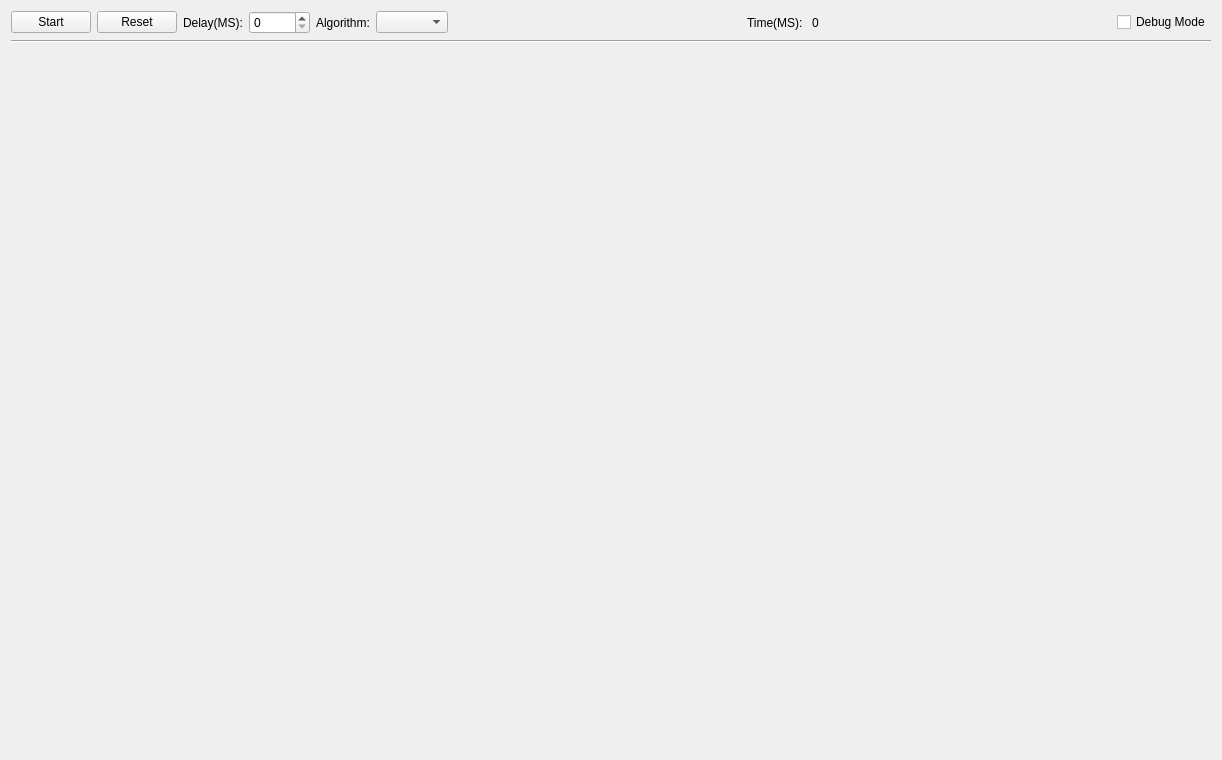
First picture: the form in AF_Program/AF_Program/TabUI.ui, repository AndrewF001/Andrews_Program, before the edit.
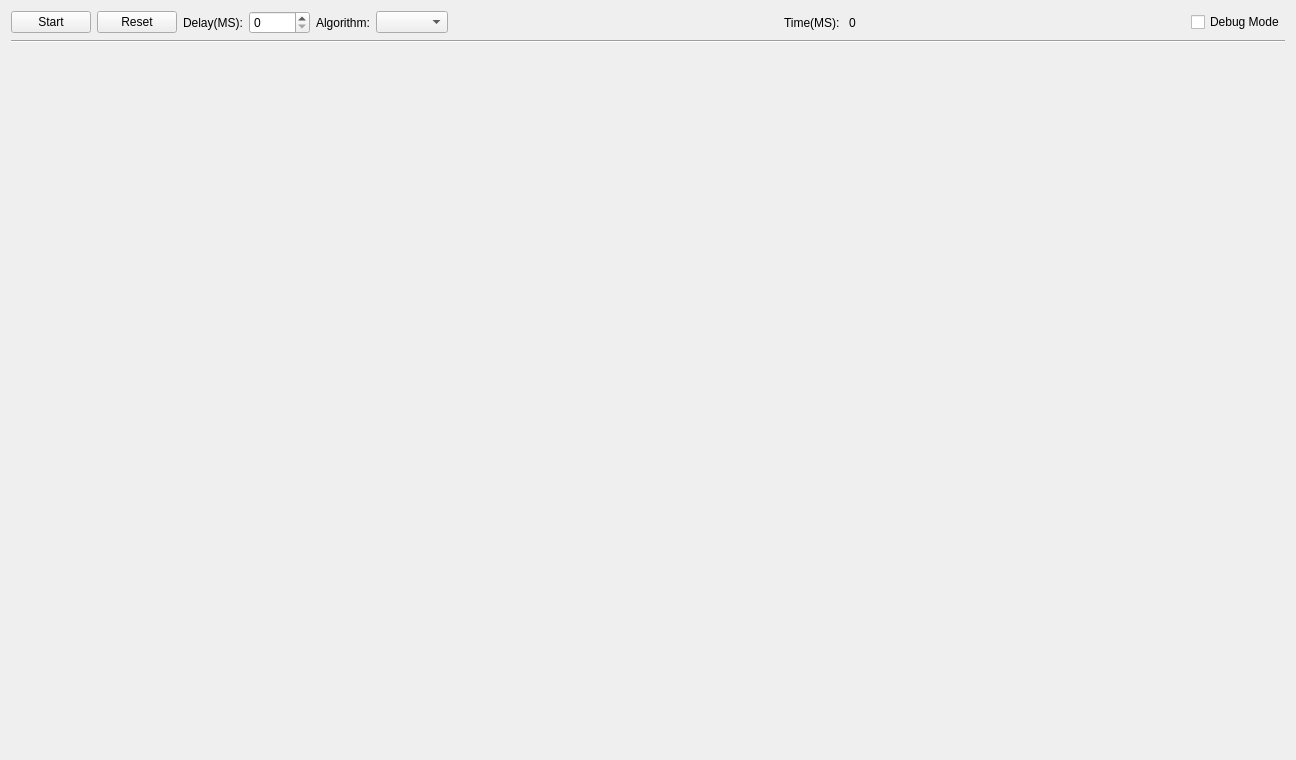
Second picture: the form after the edit.

Patch:
```diff
--- a/AF_Program/AF_Program/TabUI.ui
+++ b/AF_Program/AF_Program/TabUI.ui
@@ -6,10 +6,16 @@
    <rect>
     <x>0</x>
     <y>0</y>
-    <width>1218</width>
+    <width>1296</width>
     <height>756</height>
    </rect>
   </property>
+  <property name="sizePolicy">
+   <sizepolicy hsizetype="Expanding" vsizetype="Expanding">
+    <horstretch>0</horstretch>
+    <verstretch>0</verstretch>
+   </sizepolicy>
+  </property>
   <property name="windowTitle">
    <string>TabUI</string>
   </property>
```
Left out of the diff: 2 changed lines with no effect on the pictures.
